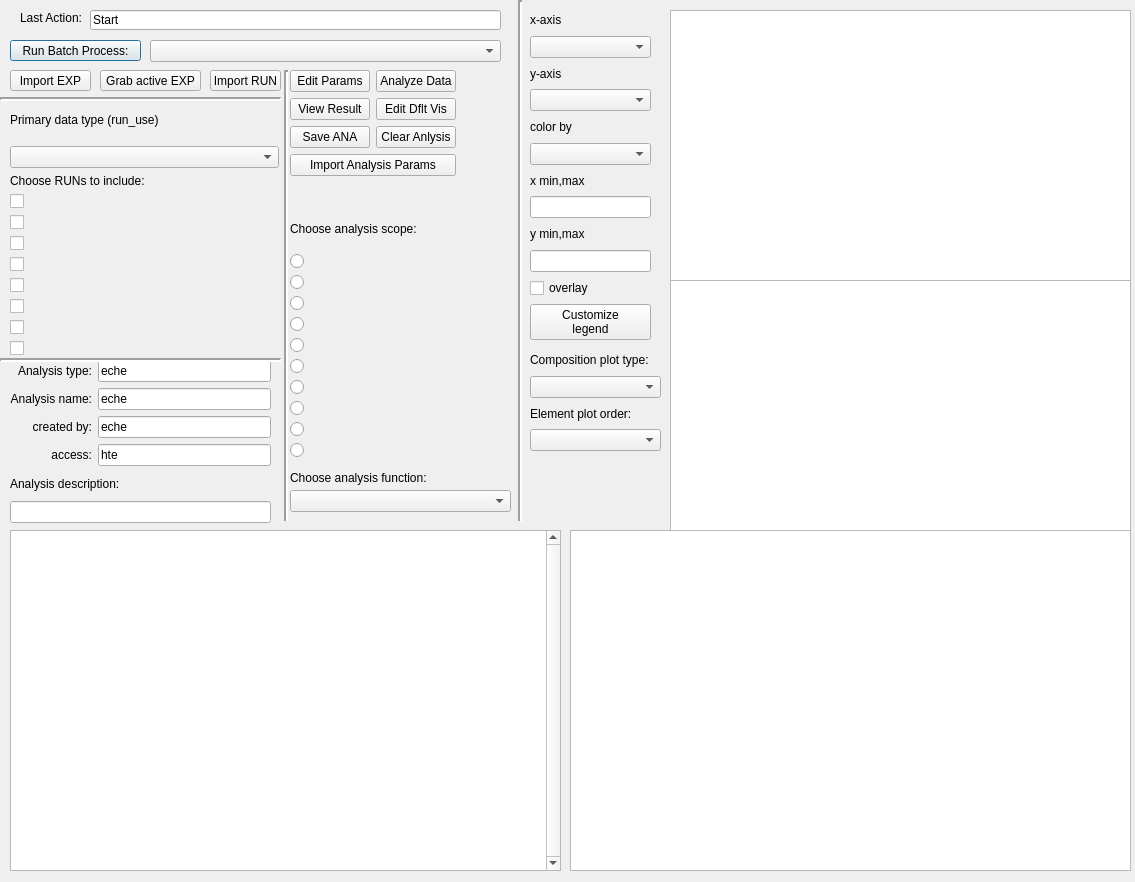
Before: the Qt Designer form QtDesign/CalcFOMForm.ui in johnmgregoire/JCAPDataProcess, drawn with Qt 5.
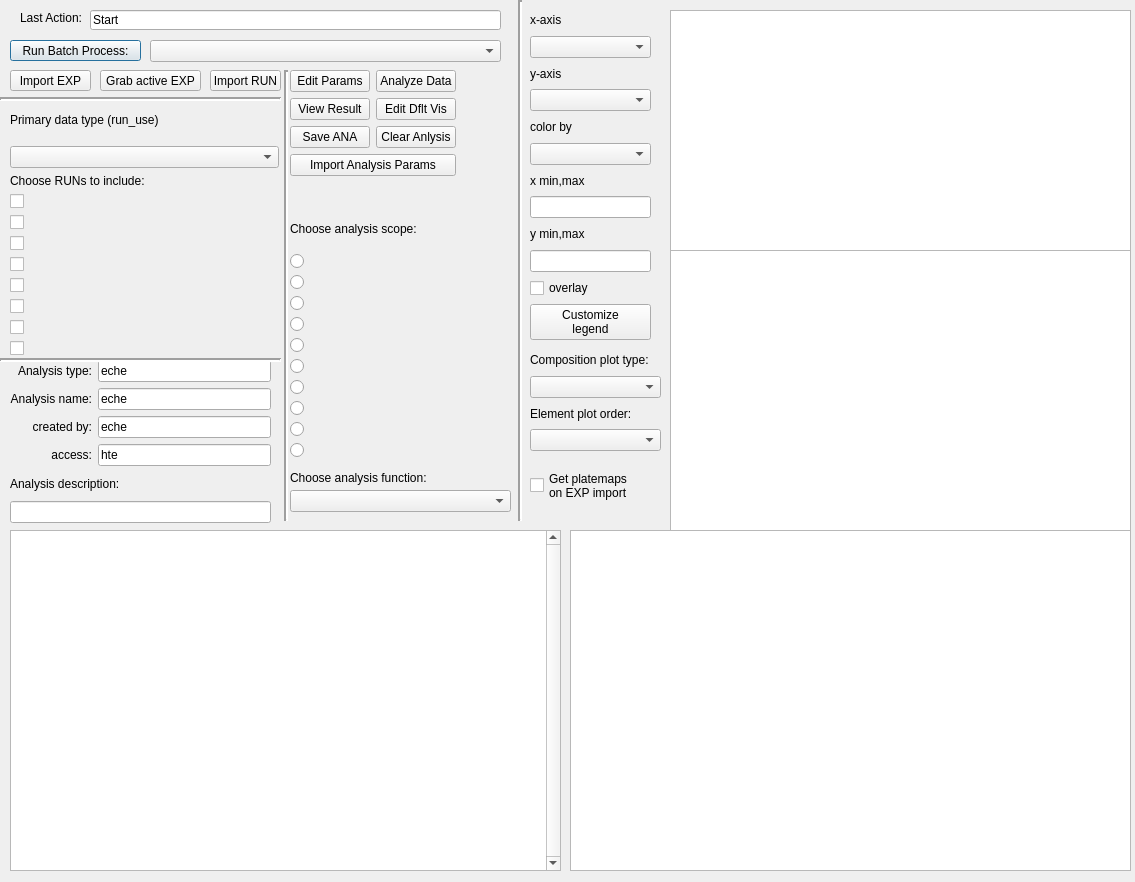
After: the same form once the commit is applied.

Commit message: changed soem strcutre of analysis classes. also changes to ui for CreateExp and CalcFOM and auto switch from EXP to ANA

Patch:
```diff
--- a/QtDesign/CalcFOMForm.ui
+++ b/QtDesign/CalcFOMForm.ui
@@ -659,23 +659,23 @@
     </rect>
    </property>
   </widget>
-  <widget class="QTextBrowser" name="textBrowser_xy">
-   <property name="geometry">
-    <rect>
-     <x>670</x>
-     <y>10</y>
-     <width>461</width>
-     <height>271</height>
-    </rect>
-   </property>
-  </widget>
   <widget class="QTextBrowser" name="textBrowser_h">
    <property name="geometry">
     <rect>
      <x>670</x>
-     <y>280</y>
+     <y>10</y>
      <width>461</width>
-     <height>251</height>
+     <height>241</height>
+    </rect>
+   </property>
+  </widget>
+  <widget class="QTextBrowser" name="textBrowser_comp">
+   <property name="geometry">
+    <rect>
+     <x>670</x>
+     <y>250</y>
+     <width>461</width>
+     <height>281</height>
     </rect>
    </property>
   </widget>
@@ -822,6 +822,20 @@
     </property>
    </column>
   </widget>
+  <widget class="QCheckBox" name="getplatemapCheckBox">
+   <property name="geometry">
+    <rect>
+     <x>530</x>
+     <y>470</y>
+     <width>119</width>
+     <height>31</height>
+    </rect>
+   </property>
+   <property name="text">
+    <string>Get platemaps
+on EXP import</string>
+   </property>
+  </widget>
  </widget>
  <resources/>
  <connections/>
```
The commit also changes 10 other files.
